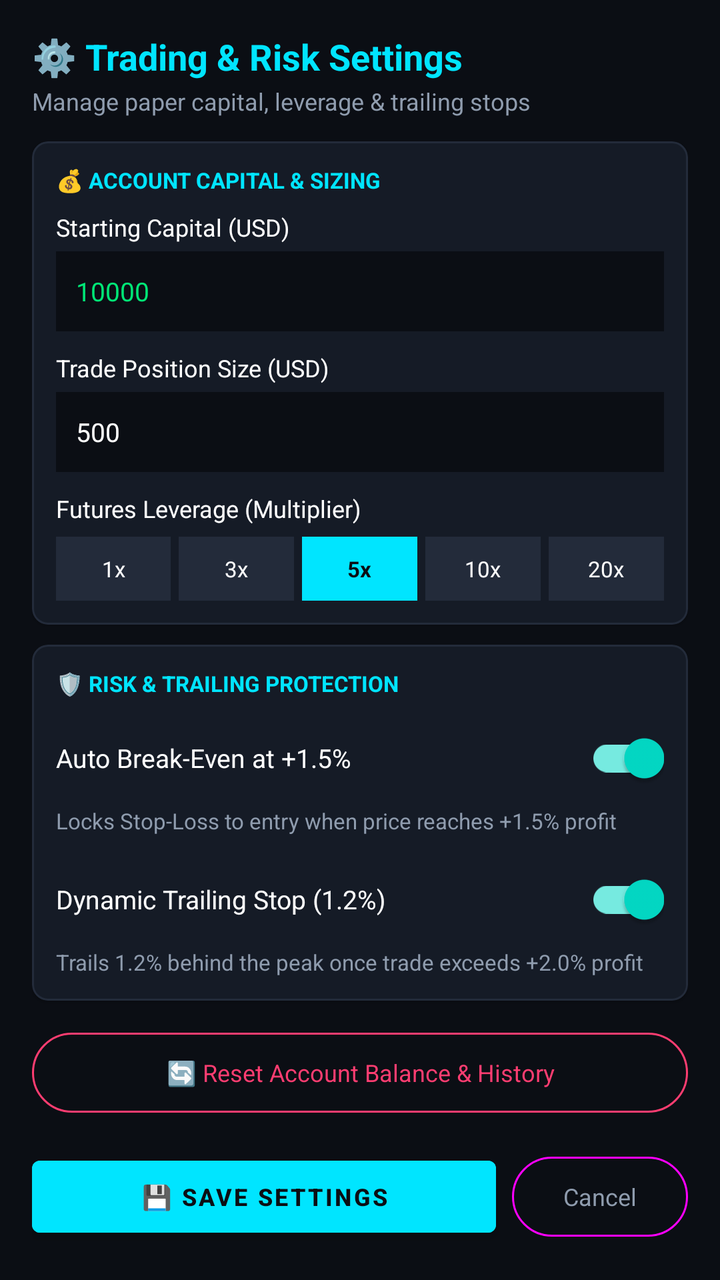
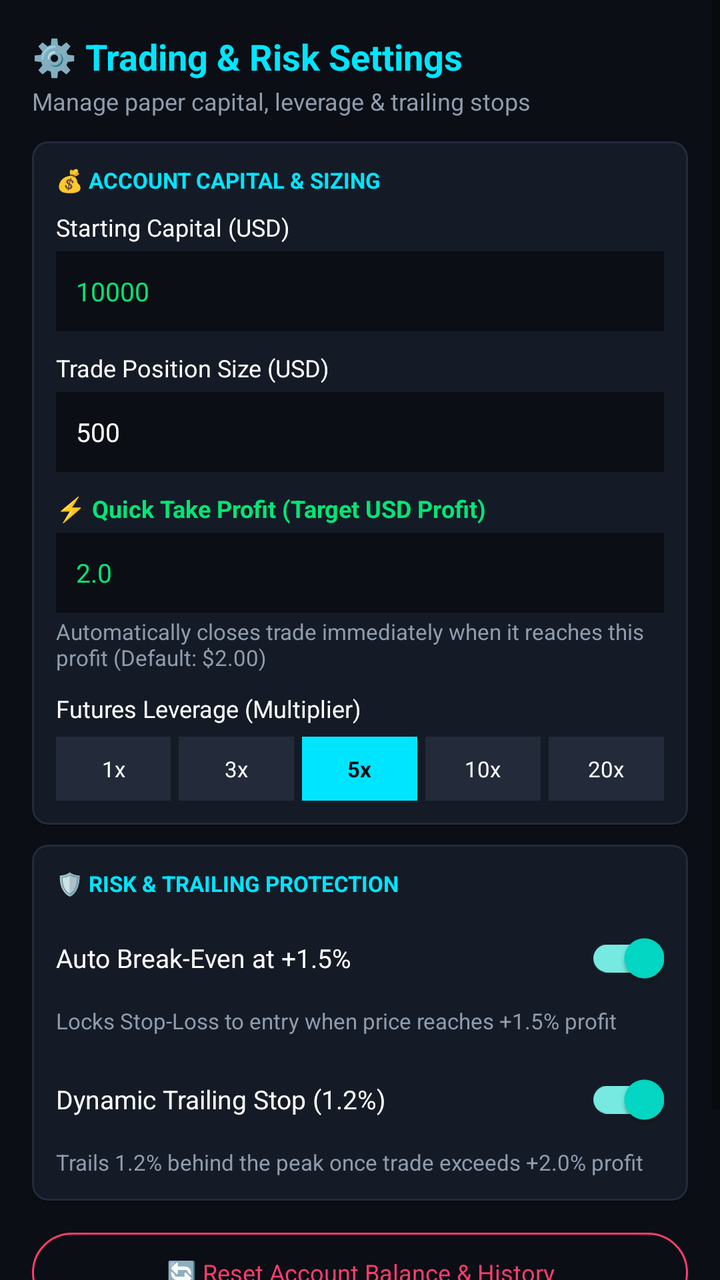

Before-and-after screenshots of an Android layout around one commit, followed by the original layout XML and the change that was made.
<!-- AndroidManifest.xml: application theme Theme.CryptoSentinel -->
<!-- res/layout/dialog_settings.xml -->
<?xml version="1.0" encoding="utf-8"?>
<ScrollView xmlns:android="http://schemas.android.com/apk/res/android"
    xmlns:app="http://schemas.android.com/apk/res-auto"
    android:layout_width="match_parent"
    android:layout_height="wrap_content"
    android:background="@color/bg_dark">

    <LinearLayout
        android:layout_width="match_parent"
        android:layout_height="wrap_content"
        android:orientation="vertical"
        android:padding="16dp">

        
        <TextView
            android:layout_width="wrap_content"
            android:layout_height="wrap_content"
            android:text="⚙️ Trading &amp; Risk Settings"
            android:textColor="@color/primary_cyan"
            android:textSize="18sp"
            android:textStyle="bold" />

        <TextView
            android:layout_width="wrap_content"
            android:layout_height="wrap_content"
            android:layout_marginTop="2dp"
            android:text="Manage paper capital, leverage &amp; trailing stops"
            android:textColor="@color/text_dim"
            android:textSize="12sp" />

        
        <com.google.android.material.card.MaterialCardView
            android:layout_width="match_parent"
            android:layout_height="wrap_content"
            android:layout_marginTop="12dp"
            app:cardBackgroundColor="@color/card_bg"
            app:cardCornerRadius="8dp"
            app:strokeColor="@color/card_border"
            app:strokeWidth="1dp">

            <LinearLayout
                android:layout_width="match_parent"
                android:layout_height="wrap_content"
                android:orientation="vertical"
                android:padding="12dp">

                <TextView
                    android:layout_width="wrap_content"
                    android:layout_height="wrap_content"
                    android:text="💰 ACCOUNT CAPITAL &amp; SIZING"
                    android:textColor="@color/primary_cyan"
                    android:textSize="11sp"
                    android:textStyle="bold" />

                
                <TextView
                    android:layout_width="wrap_content"
                    android:layout_height="wrap_content"
                    android:layout_marginTop="8dp"
                    android:text="Starting Capital (USD)"
                    android:textColor="@color/text_white"
                    android:textSize="12sp" />

                <EditText
                    android:id="@+id/etStartingBalance"
                    android:layout_width="match_parent"
                    android:layout_height="40dp"
                    android:layout_marginTop="4dp"
                    android:background="@color/bg_dark"
                    android:inputType="numberDecimal"
                    android:paddingHorizontal="10dp"
                    android:text="10000"
                    android:textColor="@color/neon_green"
                    android:textSize="13sp" />

                
                <TextView
                    android:layout_width="wrap_content"
                    android:layout_height="wrap_content"
                    android:layout_marginTop="10dp"
                    android:text="Trade Position Size (USD)"
                    android:textColor="@color/text_white"
                    android:textSize="12sp" />

                <EditText
                    android:id="@+id/etPositionSize"
                    android:layout_width="match_parent"
                    android:layout_height="40dp"
                    android:layout_marginTop="4dp"
                    android:background="@color/bg_dark"
                    android:inputType="numberDecimal"
                    android:paddingHorizontal="10dp"
                    android:text="500"
                    android:textColor="@color/text_white"
                    android:textSize="13sp" />

                
                <TextView
                    android:layout_width="wrap_content"
                    android:layout_height="wrap_content"
                    android:layout_marginTop="10dp"
                    android:text="Futures Leverage (Multiplier)"
                    android:textColor="@color/text_white"
                    android:textSize="12sp" />

                <LinearLayout
                    android:layout_width="match_parent"
                    android:layout_height="wrap_content"
                    android:layout_marginTop="6dp"
                    android:orientation="horizontal">

                    <TextView
                        android:id="@+id/btnLev1"
                        android:layout_width="0dp"
                        android:layout_height="32dp"
                        android:layout_marginEnd="4dp"
                        android:layout_weight="1"
                        android:background="@color/card_border"
                        android:gravity="center"
                        android:text="1x"
                        android:textColor="@color/text_white"
                        android:textSize="11sp" />

                    <TextView
                        android:id="@+id/btnLev3"
                        android:layout_width="0dp"
                        android:layout_height="32dp"
                        android:layout_marginEnd="4dp"
                        android:layout_weight="1"
                        android:background="@color/card_border"
                        android:gravity="center"
                        android:text="3x"
                        android:textColor="@color/text_white"
                        android:textSize="11sp" />

                    <TextView
                        android:id="@+id/btnLev5"
                        android:layout_width="0dp"
                        android:layout_height="32dp"
                        android:layout_marginEnd="4dp"
                        android:layout_weight="1"
                        android:background="@color/primary_cyan"
                        android:gravity="center"
                        android:text="5x"
                        android:textColor="@color/bg_dark"
                        android:textStyle="bold"
                        android:textSize="11sp" />

                    <TextView
                        android:id="@+id/btnLev10"
                        android:layout_width="0dp"
                        android:layout_height="32dp"
                        android:layout_marginEnd="4dp"
                        android:layout_weight="1"
                        android:background="@color/card_border"
                        android:gravity="center"
                        android:text="10x"
                        android:textColor="@color/text_white"
                        android:textSize="11sp" />

                    <TextView
                        android:id="@+id/btnLev20"
                        android:layout_width="0dp"
                        android:layout_height="32dp"
                        android:layout_weight="1"
                        android:background="@color/card_border"
                        android:gravity="center"
                        android:text="20x"
                        android:textColor="@color/text_white"
                        android:textSize="11sp" />
                </LinearLayout>

            </LinearLayout>
        </com.google.android.material.card.MaterialCardView>

        
        <com.google.android.material.card.MaterialCardView
            android:layout_width="match_parent"
            android:layout_height="wrap_content"
            android:layout_marginTop="10dp"
            app:cardBackgroundColor="@color/card_bg"
            app:cardCornerRadius="8dp"
            app:strokeColor="@color/card_border"
            app:strokeWidth="1dp">

            <LinearLayout
                android:layout_width="match_parent"
                android:layout_height="wrap_content"
                android:orientation="vertical"
                android:padding="12dp">

                <TextView
                    android:layout_width="wrap_content"
                    android:layout_height="wrap_content"
                    android:text="🛡️ RISK &amp; TRAILING PROTECTION"
                    android:textColor="@color/primary_cyan"
                    android:textSize="11sp"
                    android:textStyle="bold" />

                
                <com.google.android.material.switchmaterial.SwitchMaterial
                    android:id="@+id/switchBreakEven"
                    android:layout_width="match_parent"
                    android:layout_height="wrap_content"
                    android:layout_marginTop="6dp"
                    android:checked="true"
                    android:text="Auto Break-Even at +1.5%"
                    android:textColor="@color/text_white"
                    android:textSize="13sp" />

                <TextView
                    android:layout_width="wrap_content"
                    android:layout_height="wrap_content"
                    android:text="Locks Stop-Loss to entry when price reaches +1.5% profit"
                    android:textColor="@color/text_dim"
                    android:textSize="11sp" />

                
                <com.google.android.material.switchmaterial.SwitchMaterial
                    android:id="@+id/switchTrailing"
                    android:layout_width="match_parent"
                    android:layout_height="wrap_content"
                    android:layout_marginTop="8dp"
                    android:checked="true"
                    android:text="Dynamic Trailing Stop (1.2%)"
                    android:textColor="@color/text_white"
                    android:textSize="13sp" />

                <TextView
                    android:layout_width="wrap_content"
                    android:layout_height="wrap_content"
                    android:text="Trails 1.2% behind the peak once trade exceeds +2.0% profit"
                    android:textColor="@color/text_dim"
                    android:textSize="11sp" />

            </LinearLayout>
        </com.google.android.material.card.MaterialCardView>

        
        <com.google.android.material.button.MaterialButton
            android:id="@+id/btnResetPaper"
            style="@style/Widget.Material3.Button.OutlinedButton"
            android:layout_width="match_parent"
            android:layout_height="wrap_content"
            android:layout_marginTop="12dp"
            android:text="🔄 Reset Account Balance &amp; History"
            android:textColor="@color/neon_red"
            android:textSize="12sp"
            app:strokeColor="@color/neon_red" />

        
        <LinearLayout
            android:layout_width="match_parent"
            android:layout_height="wrap_content"
            android:layout_marginTop="14dp"
            android:orientation="horizontal">

            <com.google.android.material.button.MaterialButton
                android:id="@+id/btnSaveSettings"
                android:layout_width="0dp"
                android:layout_height="wrap_content"
                android:layout_marginEnd="8dp"
                android:layout_weight="1"
                android:backgroundTint="@color/primary_cyan"
                android:text="💾 Save Settings"
                android:textColor="@color/bg_dark"
                android:textStyle="bold"
                android:textSize="12sp" />

            <com.google.android.material.button.MaterialButton
                android:id="@+id/btnCancelSettings"
                style="@style/Widget.Material3.Button.OutlinedButton"
                android:layout_width="wrap_content"
                android:layout_height="wrap_content"
                android:text="Cancel"
                android:textColor="@color/text_dim"
                android:textSize="12sp" />
        </LinearLayout>

    </LinearLayout>
</ScrollView>
<!-- resources referenced by this layout -->
<resources>
  <color name="bg_dark">#0B0E14</color>
  <color name="card_bg">#151B26</color>
  <color name="card_border">#232B3A</color>
  <color name="neon_green">#00E676</color>
  <color name="neon_red">#FF3D71</color>
  <color name="primary_cyan">#00E5FF</color>
  <color name="text_dim">#8F9CAE</color>
  <color name="text_white">#FFFFFF</color>
  <style name="Theme.CryptoSentinel" parent="Theme.MaterialComponents.DayNight.NoActionBar">
          <item name="colorPrimary">@color/primary_cyan</item>
          <item name="colorPrimaryVariant">@color/primary_cyan</item>
          <item name="colorOnPrimary">@color/bg_dark</item>
          <item name="android:windowBackground">@color/bg_dark</item>
          <item name="android:statusBarColor">@color/bg_dark</item>
          <item name="android:navigationBarColor">@color/bg_dark</item>
      </style>
</resources>

<!-- the commit's change to res/layout/dialog_settings.xml (unified diff, before → after) -->
@@ -93,6 +93,36 @@
                     android:text="500"
                     android:textColor="@color/text_white"
                     android:textSize="13sp" />
+
+                
+                <TextView
+                    android:layout_width="wrap_content"
+                    android:layout_height="wrap_content"
+                    android:layout_marginTop="10dp"
+                    android:text="⚡ Quick Take Profit (Target USD Profit)"
+                    android:textColor="@color/neon_green"
+                    android:textSize="12sp"
+                    android:textStyle="bold" />
+
+                <EditText
+                    android:id="@+id/etTargetProfit"
+                    android:layout_width="match_parent"
+                    android:layout_height="40dp"
+                    android:layout_marginTop="4dp"
+                    android:background="@color/bg_dark"
+                    android:inputType="numberDecimal"
+                    android:paddingHorizontal="10dp"
+                    android:text="2.0"
+                    android:textColor="@color/neon_green"
+                    android:textSize="13sp" />
+
+                <TextView
+                    android:layout_width="wrap_content"
+                    android:layout_height="wrap_content"
+                    android:layout_marginTop="2dp"
+                    android:text="Automatically closes trade immediately when it reaches this profit (Default: $2.00)"
+                    android:textColor="@color/text_dim"
+                    android:textSize="11sp" />
 
                 
                 <TextView
